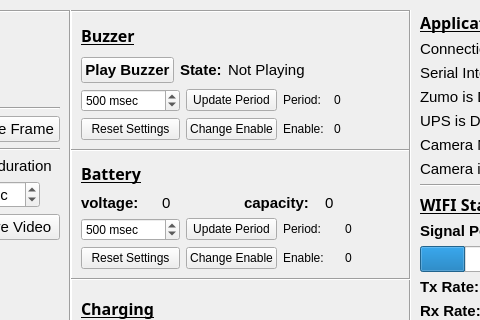
This is ros2_ws/src/telemetry_pkg/telemetry_pkg/telemetry_ui.ui in renatof25/zumopi_telemetry_system as Qt 5 draws it before an edit; both pictures show x 400 to 880 and y 0 to 320 of the 1043 by 811 pixel window. The edited form follows.
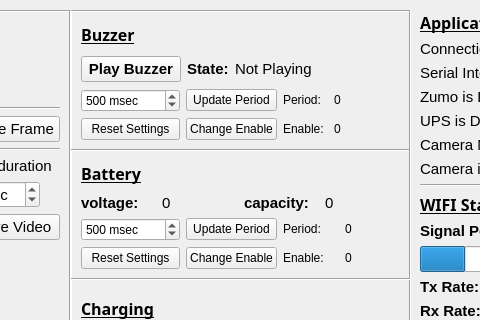
This is the edited form.

Commit message:
Play Buzzer button layout
Restricted play buzzer button to be at least 100 pixels width

The edit to the form file:
```diff
--- a/ros2_ws/src/telemetry_pkg/telemetry_pkg/telemetry_ui.ui
+++ b/ros2_ws/src/telemetry_pkg/telemetry_pkg/telemetry_ui.ui
@@ -652,99 +652,8 @@
      <number>1</number>
     </property>
     <layout class="QGridLayout" name="gridLayout_6">
-     <item row="0" column="0">
-      <widget class="QLabel" name="buzzer_label_title">
-       <property name="font">
-        <font>
-         <family>Arial Rounded MT Bold</family>
-         <pointsize>12</pointsize>
-         <weight>75</weight>
-         <bold>true</bold>
-         <underline>true</underline>
-        </font>
-       </property>
-       <property name="text">
-        <string>&lt;html&gt;&lt;head/&gt;&lt;body&gt;&lt;p&gt;&lt;span style=&quot; font-weight:600;&quot;&gt;Buzzer&lt;/span&gt;&lt;/p&gt;&lt;/body&gt;&lt;/html&gt;</string>
-       </property>
-      </widget>
-     </item>
-     <item row="1" column="0">
+     <item row="2" column="0">
       <layout class="QVBoxLayout" name="verticalLayout_6">
-       <item>
-        <layout class="QHBoxLayout" name="horizontalLayout_8">
-         <item>
-          <widget class="QPushButton" name="buzzer_button_play">
-           <property name="enabled">
-            <bool>true</bool>
-           </property>
-           <property name="sizePolicy">
-            <sizepolicy hsizetype="Minimum" vsizetype="Fixed">
-             <horstretch>0</horstretch>
-             <verstretch>0</verstretch>
-            </sizepolicy>
-           </property>
-           <property name="font">
-            <font>
-             <family>Arial</family>
-             <pointsize>11</pointsize>
-             <weight>75</weight>
-             <bold>true</bold>
-            </font>
-           </property>
-           <property name="text">
-            <string>Play Buzzer</string>
-           </property>
-          </widget>
-         </item>
-         <item>
-          <widget class="QLabel" name="buzzer_label_state">
-           <property name="font">
-            <font>
-             <family>Arial</family>
-             <pointsize>11</pointsize>
-             <weight>75</weight>
-             <bold>true</bold>
-            </font>
-           </property>
-           <property name="text">
-            <string>State:</string>
-           </property>
-          </widget>
-         </item>
-         <item>
-          <widget class="QLabel" name="buzzer_label_status">
-           <property name="sizePolicy">
-            <sizepolicy hsizetype="Preferred" vsizetype="Preferred">
-             <horstretch>0</horstretch>
-             <verstretch>0</verstretch>
-            </sizepolicy>
-           </property>
-           <property name="font">
-            <font>
-             <family>Arial</family>
-             <pointsize>11</pointsize>
-            </font>
-           </property>
-           <property name="text">
-            <string>&lt;html&gt;&lt;head/&gt;&lt;body&gt;&lt;p&gt;Not Playing&lt;/p&gt;&lt;/body&gt;&lt;/html&gt;</string>
-           </property>
-          </widget>
-         </item>
-         <item>
-          <spacer name="horizontalSpacer_3">
-           <property name="orientation">
-            <enum>Qt::Horizontal</enum>
-           </property>
-           <property name="sizeHint" stdset="0">
-            <size>
-             <width>40</width>
-             <height>20</height>
-            </size>
-           </property>
-          </spacer>
-         </item>
-        </layout>
-       </item>
        <item>
         <layout class="QGridLayout" name="gridLayout_5">
          <item row="0" column="0">
@@ -909,6 +818,109 @@
        </item>
       </layout>
      </item>
+     <item row="0" column="0">
+      <widget class="QLabel" name="buzzer_label_title">
+       <property name="sizePolicy">
+        <sizepolicy hsizetype="Minimum" vsizetype="Preferred">
+         <horstretch>0</horstretch>
+         <verstretch>0</verstretch>
+        </sizepolicy>
+       </property>
+       <property name="font">
+        <font>
+         <family>Arial Rounded MT Bold</family>
+         <pointsize>12</pointsize>
+         <weight>75</weight>
+         <bold>true</bold>
+         <underline>true</underline>
+        </font>
+       </property>
+       <property name="text">
+        <string>&lt;html&gt;&lt;head/&gt;&lt;body&gt;&lt;p&gt;&lt;span style=&quot; font-weight:600;&quot;&gt;Buzzer&lt;/span&gt;&lt;/p&gt;&lt;/body&gt;&lt;/html&gt;</string>
+       </property>
+      </widget>
+     </item>
+     <item row="1" column="0">
+      <layout class="QHBoxLayout" name="horizontalLayout_8">
+       <item>
+        <widget class="QPushButton" name="buzzer_button_play">
+         <property name="enabled">
+          <bool>true</bool>
+         </property>
+         <property name="sizePolicy">
+          <sizepolicy hsizetype="Minimum" vsizetype="Fixed">
+           <horstretch>0</horstretch>
+           <verstretch>0</verstretch>
+          </sizepolicy>
+         </property>
+         <property name="minimumSize">
+          <size>
+           <width>100</width>
+           <height>0</height>
+          </size>
+         </property>
+         <property name="font">
+          <font>
+           <family>Arial</family>
+           <pointsize>11</pointsize>
+           <weight>75</weight>
+           <bold>true</bold>
+          </font>
+         </property>
+         <property name="text">
+          <string>Play Buzzer</string>
+         </property>
+        </widget>
+       </item>
+       <item>
+        <widget class="QLabel" name="buzzer_label_state">
+         <property name="font">
+          <font>
+           <family>Arial</family>
+           <pointsize>11</pointsize>
+           <weight>75</weight>
+           <bold>true</bold>
+          </font>
+         </property>
+         <property name="text">
+          <string>State:</string>
+         </property>
+        </widget>
+       </item>
+       <item>
+        <widget class="QLabel" name="buzzer_label_status">
+         <property name="sizePolicy">
+          <sizepolicy hsizetype="Preferred" vsizetype="Preferred">
+           <horstretch>0</horstretch>
+           <verstretch>0</verstretch>
+          </sizepolicy>
+         </property>
+         <property name="font">
+          <font>
+           <family>Arial</family>
+           <pointsize>11</pointsize>
+          </font>
+         </property>
+         <property name="text">
+          <string>&lt;html&gt;&lt;head/&gt;&lt;body&gt;&lt;p&gt;Not Playing&lt;/p&gt;&lt;/body&gt;&lt;/html&gt;</string>
+         </property>
+        </widget>
+       </item>
+       <item>
+        <spacer name="horizontalSpacer_3">
+         <property name="orientation">
+          <enum>Qt::Horizontal</enum>
+         </property>
+         <property name="sizeHint" stdset="0">
+          <size>
+           <width>40</width>
+           <height>20</height>
+          </size>
+         </property>
+        </spacer>
+       </item>
+      </layout>
+     </item>
     </layout>
    </widget>
    <widget class="QFrame" name="imu_frame">
```
The commit also changes 1 other file.
